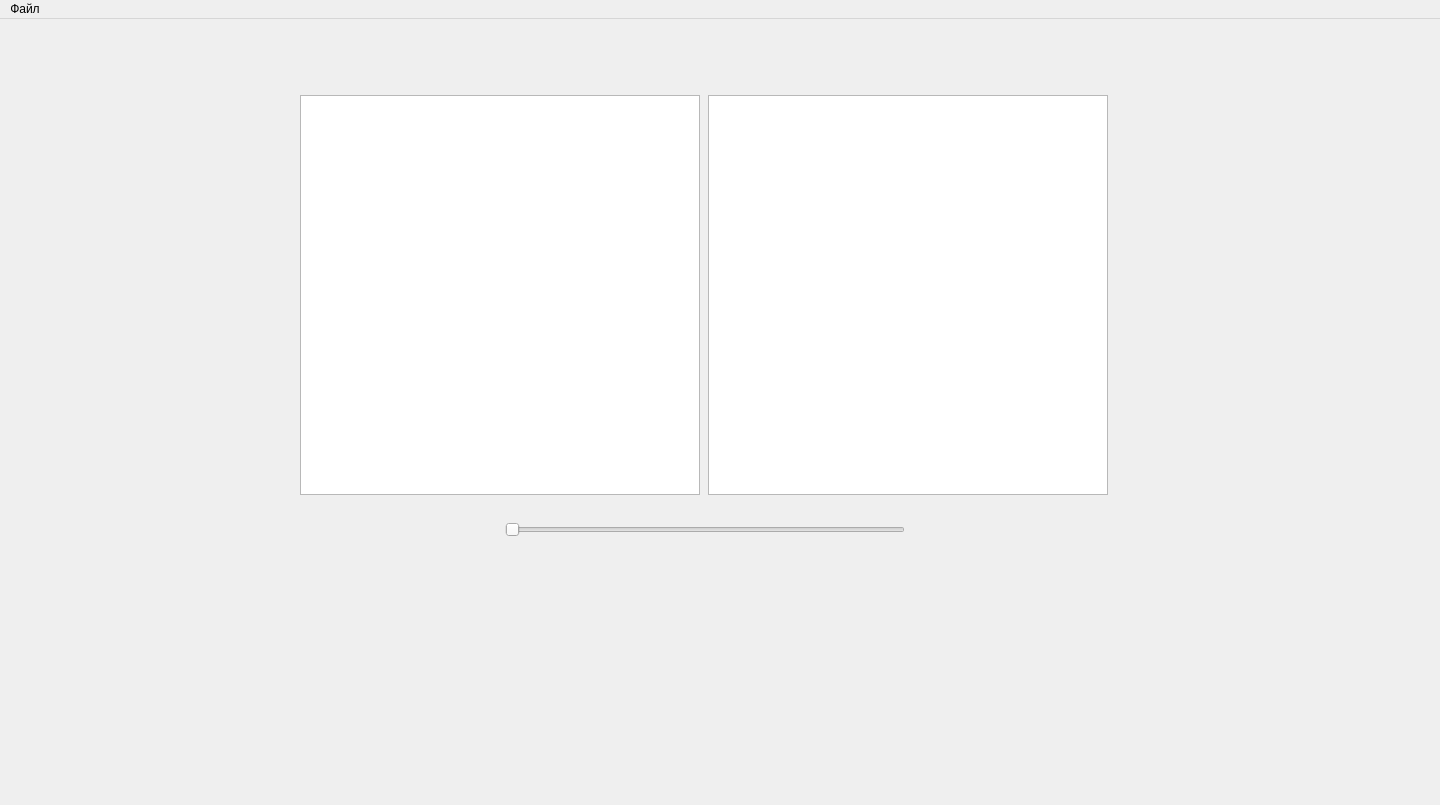
First picture: the form in ui/design.ui, repository asgilliard/oct_viewer, before the edit.
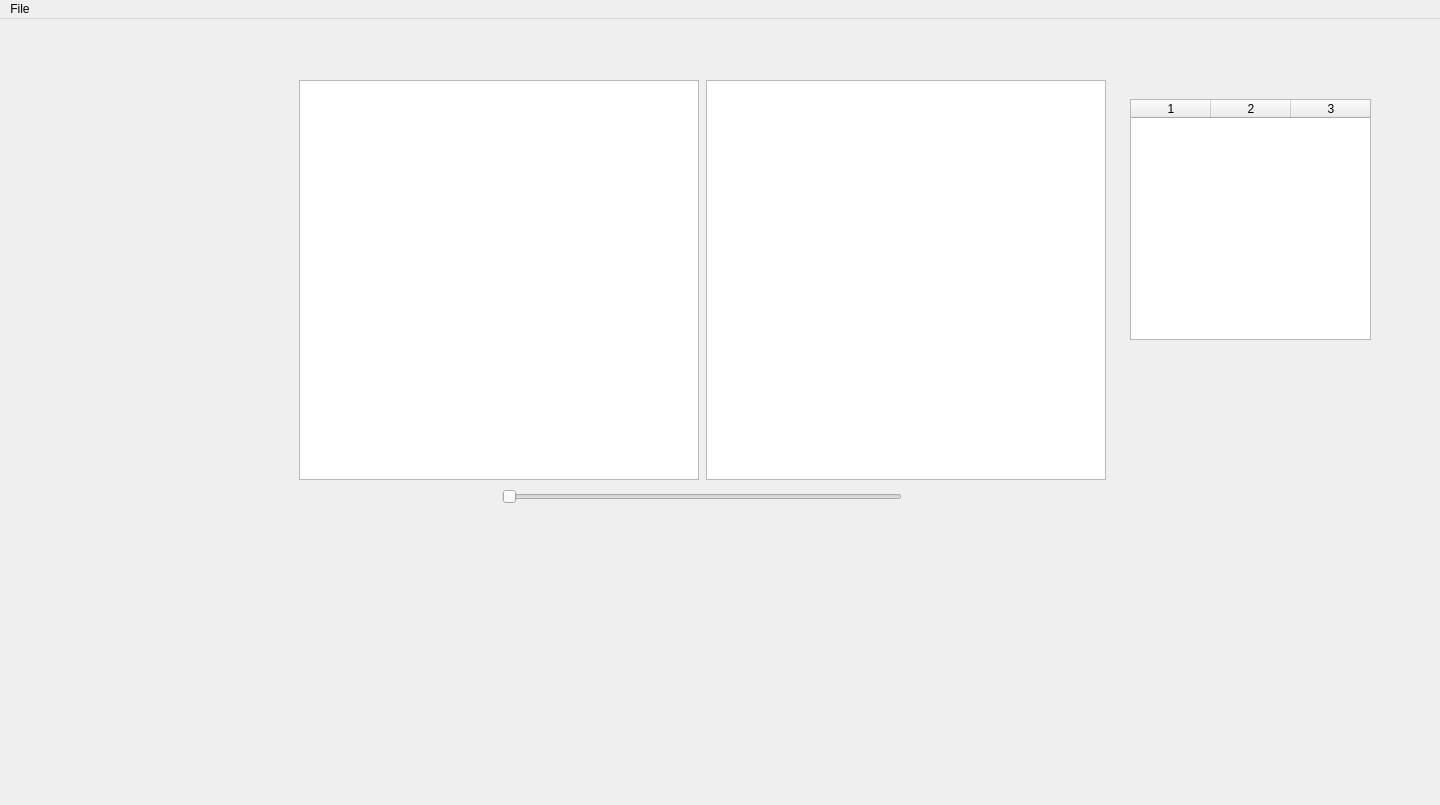
Second picture: the form after the edit.

Commit message:
feat: enhance OCT viewer with metrics table and histogram visualization
- Add metrics table displaying coordinates and statistics (max, mean, std, variance, size) for ASJ/ED regions
- Implement synchronized histogram plots for region intensity comparison
- Improve MIP rendering with LRU caching and layer-based computation
- Add circle synchronization between main view and MIP view
- Enhance performance with optimized mask caching and resource management
- Refactor UI with proper widget naming and layout improvements

```diff
--- a/ui/design.ui
+++ b/ui/design.ui
@@ -25,8 +25,8 @@
      <rect>
       <x>297</x>
       <y>60</y>
-      <width>814</width>
-      <height>484</height>
+      <width>812</width>
+      <height>439</height>
      </rect>
     </property>
     <layout class="QVBoxLayout" name="verticalLayout">
@@ -128,73 +128,136 @@
          <height>30</height>
         </size>
        </property>
-       <widget class="QWidget" name="layoutWidget">
+       <widget class="QSlider" name="horizontalSliderZ">
         <property name="geometry">
          <rect>
-          <x>10</x>
+          <x>205</x>
           <y>0</y>
-          <width>795</width>
-          <height>27</height>
+          <width>400</width>
+          <height>22</height>
          </rect>
         </property>
-        <layout class="QHBoxLayout" name="horizontalLayout_2">
-         <item>
-          <spacer name="horizontalSpacer_2">
-           <property name="orientation">
-            <enum>Qt::Horizontal</enum>
-           </property>
-           <property name="sizeHint" stdset="0">
-            <size>
-             <width>190</width>
-             <height>17</height>
-            </size>
-           </property>
-          </spacer>
-         </item>
-         <item>
-          <widget class="QSlider" name="horizontalSliderZ">
-           <property name="sizePolicy">
-            <sizepolicy hsizetype="Fixed" vsizetype="Fixed">
-             <horstretch>0</horstretch>
-             <verstretch>0</verstretch>
-            </sizepolicy>
-           </property>
-           <property name="minimumSize">
-            <size>
-             <width>400</width>
-             <height>25</height>
-            </size>
-           </property>
-           <property name="maximumSize">
-            <size>
-             <width>400</width>
-             <height>25</height>
-            </size>
-           </property>
-           <property name="orientation">
-            <enum>Qt::Horizontal</enum>
-           </property>
-          </widget>
-         </item>
-         <item>
-          <spacer name="horizontalSpacer">
-           <property name="orientation">
-            <enum>Qt::Horizontal</enum>
-           </property>
-           <property name="sizeHint" stdset="0">
-            <size>
-             <width>190</width>
-             <height>17</height>
-            </size>
-           </property>
-          </spacer>
-         </item>
-        </layout>
+        <property name="sizePolicy">
+         <sizepolicy hsizetype="Fixed" vsizetype="Fixed">
+          <horstretch>0</horstretch>
+          <verstretch>0</verstretch>
+         </sizepolicy>
+        </property>
+        <property name="orientation">
+         <enum>Qt::Horizontal</enum>
+        </property>
        </widget>
       </widget>
      </item>
     </layout>
    </widget>
+   <widget class="QWidget" name="histogramWidget" native="true">
+    <property name="geometry">
+     <rect>
+      <x>29</x>
+      <y>509</y>
+      <width>250</width>
+      <height>250</height>
+     </rect>
+    </property>
+    <property name="sizePolicy">
+     <sizepolicy hsizetype="Fixed" vsizetype="Fixed">
+      <horstretch>0</horstretch>
+      <verstretch>0</verstretch>
+     </sizepolicy>
+    </property>
+   </widget>
+   <widget class="QTableWidget" name="tableMetrics">
+    <property name="geometry">
+     <rect>
+      <x>1130</x>
+      <y>80</y>
+      <width>241</width>
+      <height>241</height>
+     </rect>
+    </property>
+    <property name="sizePolicy">
+     <sizepolicy hsizetype="Fixed" vsizetype="Fixed">
+      <horstretch>0</horstretch>
+      <verstretch>0</verstretch>
+     </sizepolicy>
+    </property>
+    <property name="maximumSize">
+     <size>
+      <width>256</width>
+      <height>340</height>
+     </size>
+    </property>
+    <property name="verticalScrollBarPolicy">
+     <enum>Qt::ScrollBarAlwaysOff</enum>
+    </property>
+    <property name="horizontalScrollBarPolicy">
+     <enum>Qt::ScrollBarAlwaysOff</enum>
+    </property>
+    <property name="editTriggers">
+     <set>QAbstractItemView::NoEditTriggers</set>
+    </property>
+    <property name="tabKeyNavigation">
+     <bool>true</bool>
+    </property>
+    <property name="showDropIndicator" stdset="0">
+     <bool>true</bool>
+    </property>
+    <property name="alternatingRowColors">
+     <bool>false</bool>
+    </property>
+    <property name="showGrid">
+     <bool>false</bool>
+    </property>
+    <property name="cornerButtonEnabled">
+     <bool>true</bool>
+    </property>
+    <property name="rowCount">
+     <number>7</number>
+    </property>
+    <property name="columnCount">
+     <number>3</number>
+    </property>
+    <attribute name="horizontalHeaderVisible">
+     <bool>true</bool>
+    </attribute>
+    <attribute name="horizontalHeaderCascadingSectionResizes">
+     <bool>true</bool>
+    </attribute>
+    <attribute name="horizontalHeaderDefaultSectionSize">
+     <number>80</number>
+    </attribute>
+    <attribute name="horizontalHeaderHighlightSections">
+     <bool>true</bool>
+    </attribute>
+    <attribute name="horizontalHeaderMinimumSectionSize">
+     <number>20</number>
+    </attribute>
+    <attribute name="horizontalHeaderStretchLastSection">
+     <bool>false</bool>
+    </attribute>
+    <attribute name="verticalHeaderVisible">
+     <bool>false</bool>
+    </attribute>
+    <row/>
+    <row/>
+    <row/>
+    <row/>
+    <row/>
+    <row/>
+    <row/>
+    <column/>
+    <column/>
+    <column/>
+    <item row="0" column="0">
+     <property name="text">
+      <string/>
+     </property>
+     <property name="textAlignment">
+      <set>AlignCenter</set>
+     </property>
+    </item>
+   </widget>
   </widget>
   <widget class="QMenuBar" name="menuBar">
    <property name="geometry">
@@ -207,7 +270,7 @@
    </property>
    <widget class="QMenu" name="menu">
     <property name="title">
-     <string>Файл</string>
+     <string>File</string>
     </property>
     <addaction name="actionOpen"/>
    </widget>
```
Left out of the diff: 8 changed lines with no effect on the pictures. The commit also changes 4 other files.
